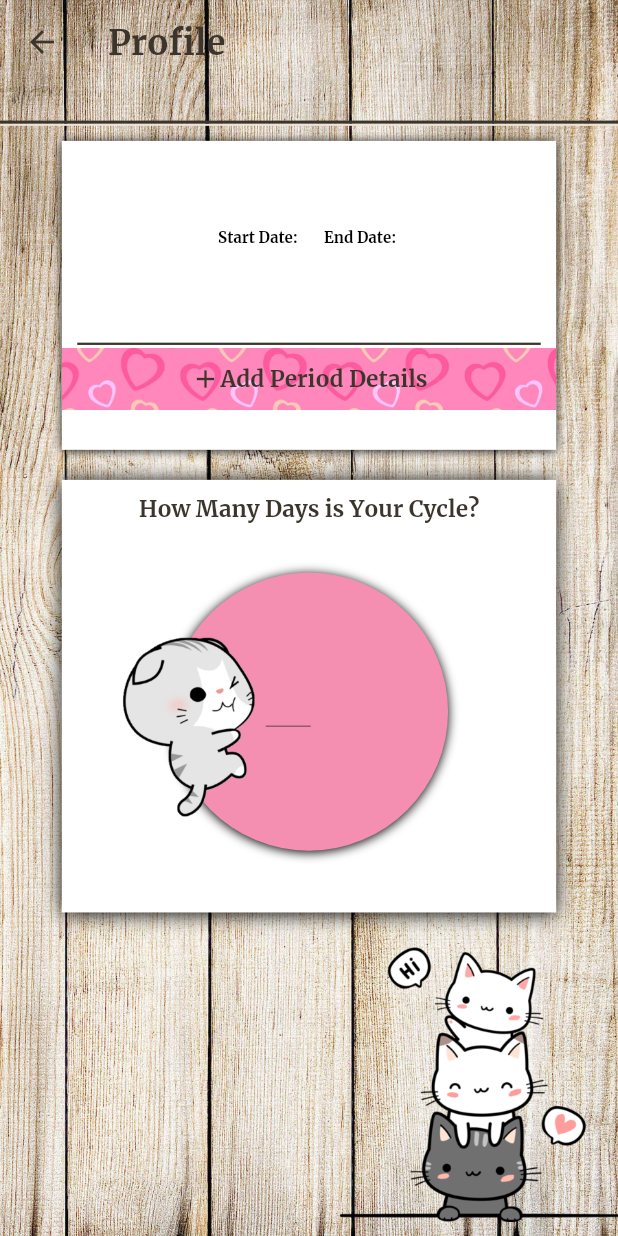
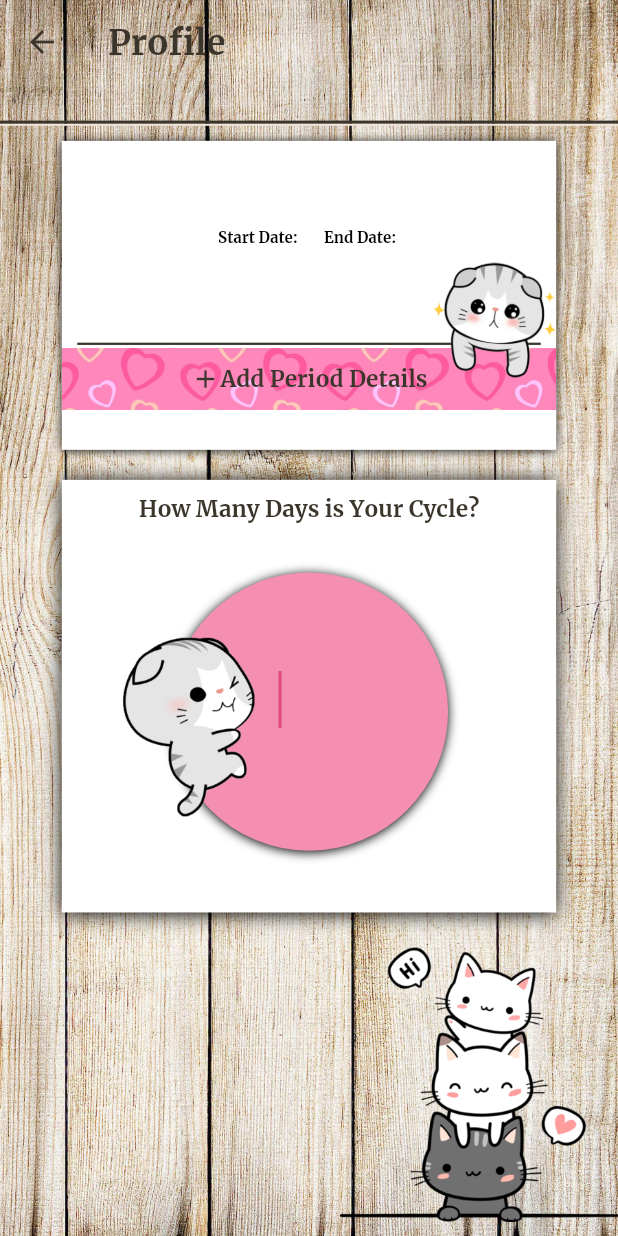
Before and after one commit to HalaJah/FlutterLearningJourney, a Flutter app: the Profile screen opened by its route, on a phone screen of 412 x 824 dp. Run offline on Flutter 3.47's test engine with Material 2 defaults, Android fonts, the phone set to English and light mode, and no system bars; our stand-ins replace calendar_date_picker2, flutter_spinkit, font_awesome_flutter, table_calendar.

Commit message:
Cycle duration entered

```diff
--- a/period_tracker_app/lib/customized_widgets/profile_card1.dart
+++ b/period_tracker_app/lib/customized_widgets/profile_card1.dart
@@ -29,7 +29,11 @@ class _ProfileCardOneState extends State<ProfileCardOne> {
 
     return Padding(
       padding: const EdgeInsets.all(10.0),
-      child: Container(
+      child: Stack(
+        children: [
+
+
+          Container(
           // Container dimensions
           width: screenWidth * 0.8,
           height: screenWidth * 0.5,
@@ -178,6 +182,17 @@ class _ProfileCardOneState extends State<ProfileCardOne> {
             ],
           ),
         ),
+        //image added
+        Positioned(
+            bottom: screenWidth*0.11,
+            right: 0,
+            child: Image.asset(
+              'assets/periodDetails.png',
+              width: screenWidth*0.2,
+              height: screenWidth*0.2,
+            ),
+          ),
+      ]),
     );
   }
 }
--- a/period_tracker_app/lib/customized_widgets/profile_card2.dart
+++ b/period_tracker_app/lib/customized_widgets/profile_card2.dart
@@ -39,8 +39,8 @@ class _ProfileCardTwo extends State<ProfileCardTwo> {
             ),
           ),
           // Text Widget
-          Padding(
-            padding: const EdgeInsets.all(10),
+          const Padding(
+            padding: EdgeInsets.all(10),
             child: Text(
               'How Many Days is Your Cycle?',
               style: TextStyle(
@@ -72,24 +72,28 @@ class _ProfileCardTwo extends State<ProfileCardTwo> {
           ),
           // TextField and displayed text
           Positioned(
-            bottom: screenWidth * 0.3,
-            left: screenWidth * 0.33,
+            bottom: screenWidth * 0.22,
+            left: screenWidth * 0.35,
             child: Stack(
+              alignment: Alignment.center,
               children: [
-                Text(
-                  _displayedText,
-                  style: const TextStyle(
-                    fontFamily: 'Merriweather',
-                    fontSize: 13,
-                    color: Color.fromARGB(255, 59, 53, 43),
-                  ),
-                ),
                 SizedBox(
-                  width: 30,
-                  height: 30,
+                  width: screenWidth*0.2,
+                  height: screenWidth*0.2,
                   child: TextField(
+                    cursorColor: const Color.fromRGBO(222, 74, 123, 1),
+                    autofocus: true,
+                    showCursor: true,
+                    decoration: const InputDecoration(
+                      border: InputBorder.none,
+                     ),
+                    style: const TextStyle(
+                      fontFamily: 'Merriweather',
+                      fontSize: 30,
+                      color: Color.fromARGB(255, 59, 53, 43),
+                    ),
                     controller: _controller,
-                    onChanged: (value) {
+                    onSubmitted: (value) {
                       setState(() {
                         _displayedText = value;
                       });
--- a/period_tracker_app/lib/main.dart
+++ b/period_tracker_app/lib/main.dart
@@ -6,7 +6,7 @@ import 'package:period_tracker_app/pages/profile.dart';
 import 'package:period_tracker_app/pages/calendar.dart';
 
 void main() => runApp(MaterialApp(
-  initialRoute: '/profile',
+  initialRoute: '/calendar',
   routes: {
     '/' :(context) => Loading(),
     '/home':(context) => Home(),
```
Lines whose indentation alone changed are shown as unchanged.
